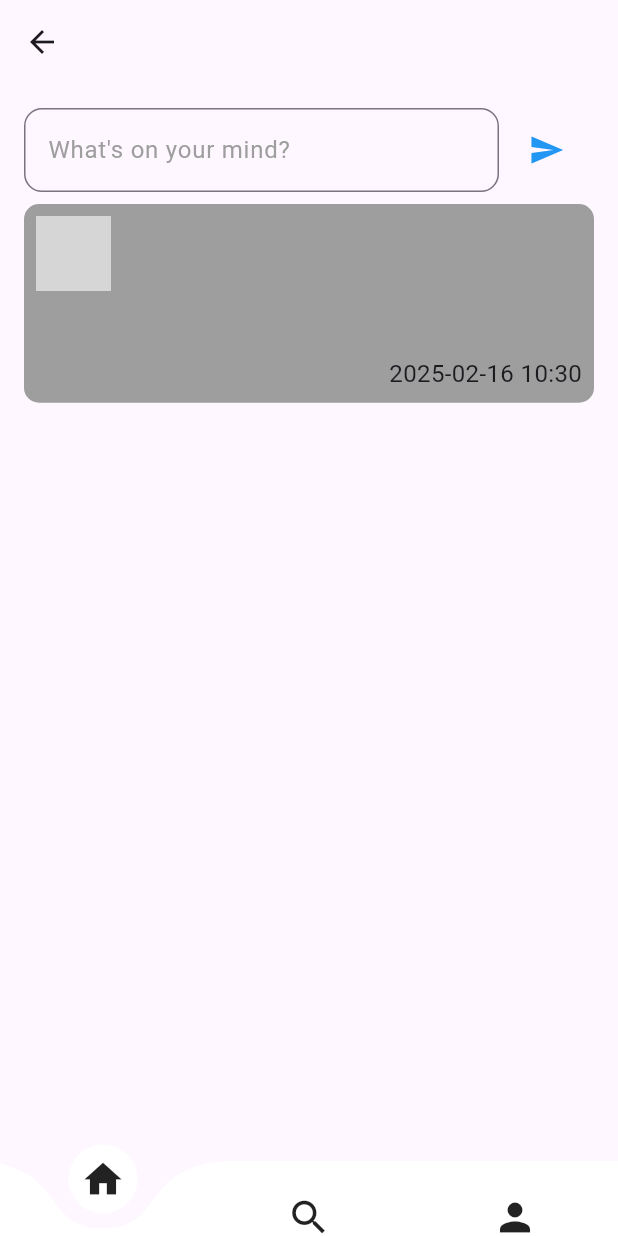
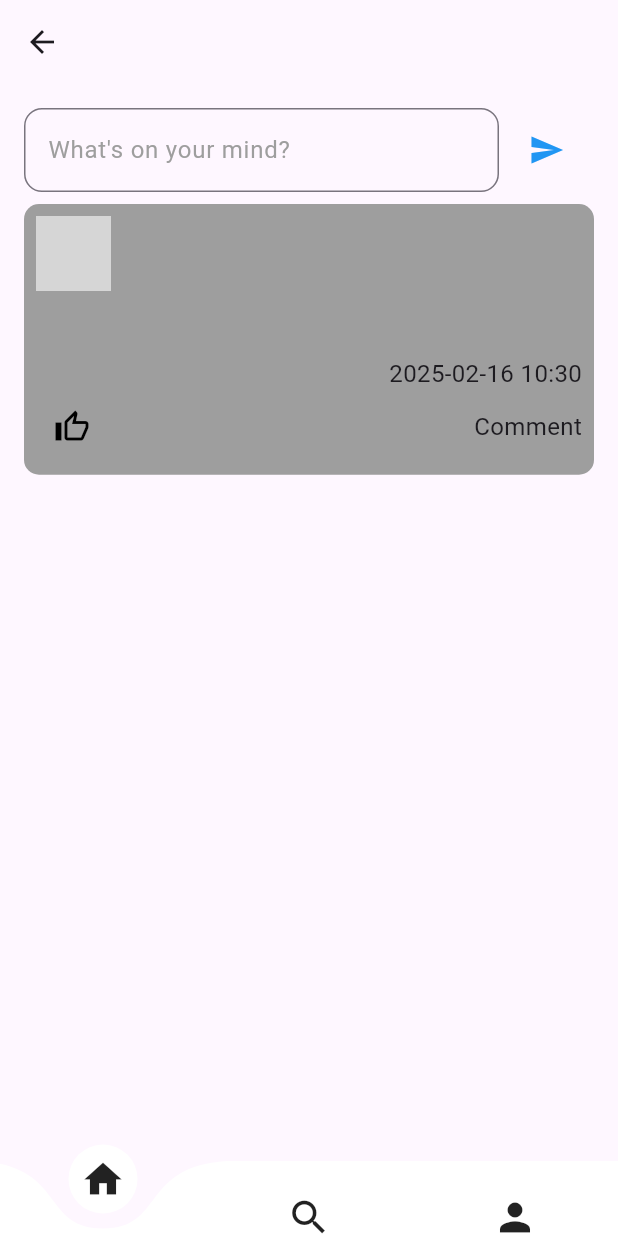
Before and after one commit to zeyadeldesouki/CRAFTS-PORTAL, a Flutter app: the Homeview screen opened directly, after a tap on the "send" icon, on a phone screen of 412 x 824 dp. Run offline on Flutter 3.47's test engine with Material 3 defaults, Android fonts, the phone set to English and light mode, and no system bars; drawn by our look-alikes of curved_navigation_bar; our stand-ins replace animated_text_kit, cloud_firestore, device_preview, firebase_auth, firebase_core, image_picker and 1 more; accounts and stored records are empty; network calls fail; grey boxes are pictures that could not be loaded.

Commit message:
create comments view

```diff
--- a/lib/Features/HomeView/Presentation/Views/Feedwidget.dart
+++ b/lib/Features/HomeView/Presentation/Views/Feedwidget.dart
@@ -34,6 +34,7 @@ class feed extends StatelessWidget {
                 'time': DateTime.now(),
                 'gmail': FirebaseAuth.instance.currentUser!.email,
                 'name': FirebaseAuth.instance.currentUser!.displayName,
+                'id': FirebaseAuth.instance.currentUser!.uid
 
               });
 
--- a/lib/Features/HomeView/Presentation/Views/HomeView.dart
+++ b/lib/Features/HomeView/Presentation/Views/HomeView.dart
@@ -2,6 +2,7 @@ import 'package:cloud_firestore/cloud_firestore.dart';
 import 'package:craftsportal/Core/AppStyles.dart';
 import 'package:craftsportal/Core/CustomNavigationBar.dart';
 import 'package:craftsportal/Features/HomeView/Presentation/Views/Feedwidget.dart';
+import 'package:craftsportal/Features/HomeView/Presentation/Views/commentview.dart';
 import 'package:craftsportal/Features/ServiceProvider/Presentation/ServiceProvider.dart';
 import 'package:firebase_auth/firebase_auth.dart';
 import 'package:flutter/material.dart';
@@ -17,6 +18,17 @@ class _HomeviewState extends State<Homeview> {
   final TextEditingController controller = TextEditingController();
 
   CollectionReference Feeds = FirebaseFirestore.instance.collection('Feeds');
+
+  final Set<String> likedItems = {};
+  void toggleLike({required String itemId}) {
+    setState(() {
+      if (likedItems.contains(itemId)) {
+        likedItems.remove(itemId);
+      } else {
+        likedItems.add(itemId);
+      }
+    });
+  }
 
   @override
   Widget build(BuildContext context) {
@@ -40,6 +52,8 @@ class _HomeviewState extends State<Homeview> {
                         child: ListView.builder(
                           itemCount: snapshot.data!.docs.length,
                           itemBuilder: (context, index) {
+                            final isLiked = likedItems
+                                .contains(snapshot.data!.docs[index].id);
                             return Padding(
                               padding: const EdgeInsets.only(top: 8),
                               child: Container(
@@ -126,6 +140,39 @@ class _HomeviewState extends State<Homeview> {
                                           ),
                                         ],
                                       ),
+                                      Row(
+                                        mainAxisAlignment:
+                                            MainAxisAlignment.spaceBetween,
+                                        children: [
+                                          IconButton(
+                                            icon: Icon(
+                                              isLiked
+                                                  ? Icons.thumb_up
+                                                  : Icons.thumb_up_outlined,
+                                              color: isLiked
+                                                  ? Colors.blue
+                                                  : Colors.black,
+                                            ),
+                                            onPressed: () {
+                                              toggleLike(
+                                                  itemId: snapshot
+                                                      .data!.docs[index].id);
+                                            },
+                                          ),
+                                          InkWell(
+                                            onTap: (){
+                                              Navigator.push(context, MaterialPageRoute(builder: (context){
+                                                return const Commentview();
+                                              }));
+
+                                            },
+                                            child: Text(
+                                              "Comment",
+                                              style: AppStyles.text14(context),
+                                            ),
+                                          ),
+                                        ],
+                                      )
                                     ],
                                   ),
                                 ),
```
Also changed, not shown: lib/Features/HomeView/Presentation/Views/Commentview.dart (added, +15 -0 lines).
